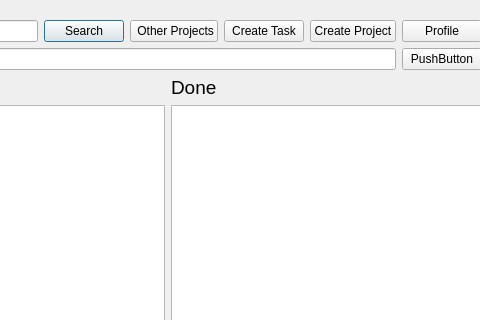
BelchieBen/BenjaminBelcherAssessment, file maindashboard.ui: the form before one commit; both pictures show x 800 to 1280 and y 0 to 320 of the 1280 by 720 pixel window.
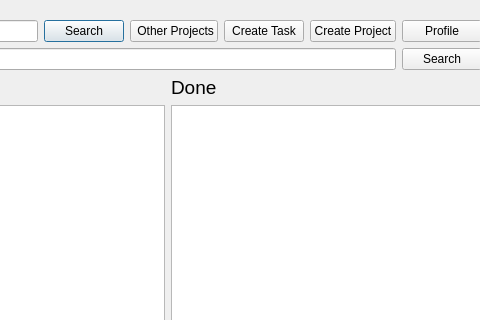
The form after the commit.

What changed in the file:
```diff
--- a/maindashboard.ui
+++ b/maindashboard.ui
@@ -110,7 +110,7 @@
          <item>
           <widget class="QPushButton" name="pushButton">
            <property name="text">
-            <string>PushButton</string>
+            <string>Search</string>
            </property>
           </widget>
          </item>
```
